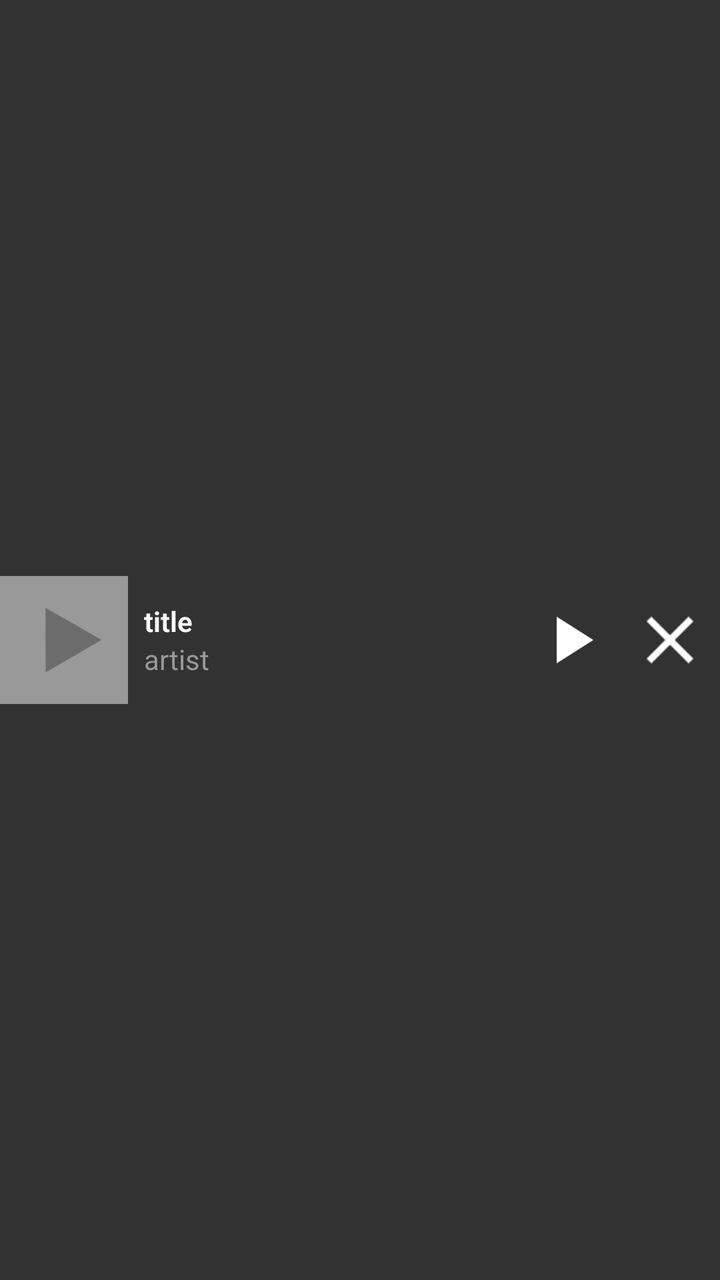
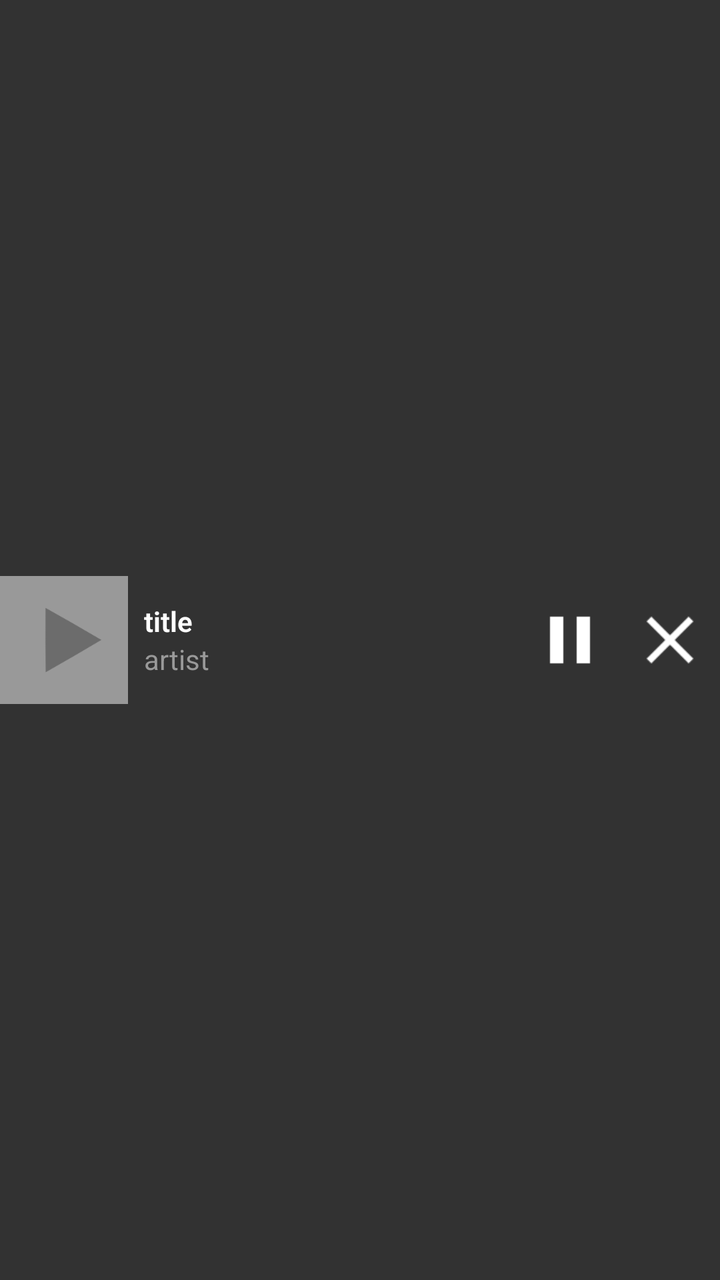

Two renders of the same Android screen: before a commit and after it. Below are the layout's source before the change and the commit's diff.
<!-- AndroidManifest.xml: application theme AppTheme -->
<!-- res/layout/player_notification.xml -->
<?xml version="1.0" encoding="utf-8"?>
<LinearLayout xmlns:android="http://schemas.android.com/apk/res/android"
    xmlns:tools="http://schemas.android.com/tools"
    android:id="@+id/content"
    android:layout_width="fill_parent"
    android:layout_height="wrap_content"
    android:clickable="true"
    android:gravity="center_vertical"
    android:orientation="horizontal"
    android:background="@color/background_notification_color"
    tools:targetApi="jelly_bean">

    <ImageView
        android:id="@+id/backgroundCover"
        android:layout_width="64dp"
        android:layout_height="64dp"
        android:src="@drawable/dummy_thumbnail"
        android:scaleType="centerCrop"/>

    <LinearLayout
        android:layout_width="0dp"
        android:layout_height="wrap_content"
        android:layout_marginLeft="8dp"
        android:layout_weight="1"
        android:orientation="vertical" >

        <TextView
            android:id="@+id/backgroundSongName"
            style="@android:style/TextAppearance.StatusBar.EventContent.Title"
            android:layout_width="wrap_content"
            android:layout_height="wrap_content"
            android:ellipsize="marquee"
            android:singleLine="true"
            android:text="title" />

        <TextView
            android:id="@+id/backgroundArtist"
            style="@android:style/TextAppearance.StatusBar.EventContent"
            android:layout_width="wrap_content"
            android:layout_height="wrap_content"
            android:ellipsize="marquee"
            android:singleLine="true"
            android:text="artist" />
    </LinearLayout>

    <ImageButton
        android:id="@+id/backgroundPlayPause"
        android:layout_width="40dp"
        android:layout_height="40dp"
        android:layout_margin="5dp"
        android:background="#00ffffff"
        android:clickable="true"
        android:scaleType="fitXY"
        android:src="@drawable/ic_play_arrow_white_48dp" />

    <ImageButton
        android:id="@+id/backgroundStop"
        android:layout_width="40dp"
        android:layout_height="40dp"
        android:layout_margin="5dp"
        android:background="#00ffffff"
        android:clickable="true"
        android:scaleType="fitXY"
        android:src="@drawable/ic_close_white_24dp" />

</LinearLayout>
<!-- resources referenced by this layout -->
<resources>
  <color name="background_notification_color">#323232</color>
  <!-- drawable dummy_thumbnail: png bitmap (drawable-nodpi, 2654 bytes) -->
  <!-- drawable ic_close_white_24dp: png bitmap (drawable-hdpi, 221 bytes) -->
  <!-- drawable ic_play_arrow_white_48dp: png bitmap (drawable-hdpi, 283 bytes) -->
  <style name="AppTheme" parent="Theme.AppCompat.Light">
          <item name="android:actionBarStyle">@style/NewPipeActionbarTheme</item>
          <item name="actionBarStyle">@style/NewPipeActionbarTheme</item>
          <item name="colorPrimary">@color/light_youtube_primary_color</item>
          <item name="colorPrimaryDark">@color/light_youtube_dark_color</item>
          <item name="colorAccent">@color/light_youtube_accent_color</item>
          <item name="android:windowBackground">@color/light_background_color</item>
      </style>
  <style name="NewPipeActionbarTheme" parent="Widget.AppCompat.Light.ActionBar.Solid">
          <item name="android:displayOptions">showHome</item>
          <item name="displayOptions">showHome</item>
          <item name="android:background">@color/light_youtube_primary_color</item>
          <item name="background">@color/light_youtube_primary_color</item>
      </style>
  <color name="light_youtube_primary_color">#CD322E</color>
  <color name="light_youtube_dark_color">#BC211D</color>
  <color name="light_youtube_accent_color">#000000</color>
  <color name="light_background_color">#EEEEEE</color>
</resources>

<!-- the commit's change to res/layout/player_notification.xml (unified diff, before → after) -->
@@ -51,7 +51,7 @@
         android:background="#00ffffff"
         android:clickable="true"
         android:scaleType="fitXY"
-        android:src="@drawable/ic_play_arrow_white_48dp" />
+        android:src="@drawable/ic_pause_white_24dp" />
 
     <ImageButton
         android:id="@+id/backgroundStop"
<!-- resource entries referenced after the edit -->
@@ -3,7 +3,7 @@
   <color name="background_notification_color">#323232</color>
   <!-- drawable dummy_thumbnail: png bitmap (drawable-nodpi, 2654 bytes) -->
   <!-- drawable ic_close_white_24dp: png bitmap (drawable-hdpi, 221 bytes) -->
-  <!-- drawable ic_play_arrow_white_48dp: png bitmap (drawable-hdpi, 283 bytes) -->
+  <!-- drawable ic_pause_white_24dp: png bitmap (drawable-hdpi, 105 bytes) -->
   <style name="AppTheme" parent="Theme.AppCompat.Light">
           <item name="android:actionBarStyle">@style/NewPipeActionbarTheme</item>
           <item name="actionBarStyle">@style/NewPipeActionbarTheme</item>
